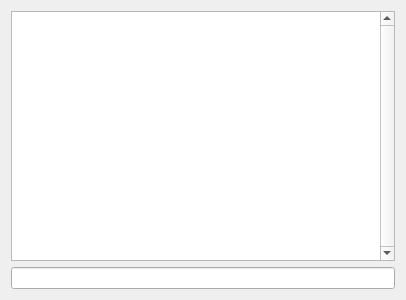
Qt form src/gui/widgets/serverconsole.ui (Destroyerrrocket/doomseeker-unofficial) before a commit.
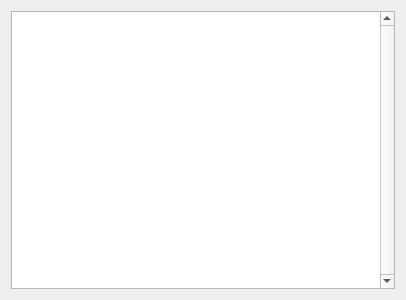
The same form after that commit.

Commit message: - Server console (and thus RCon) now stores the last 50 commands into memory which can be accessed by pressing up and down.

```diff
--- a/src/gui/widgets/serverconsole.ui
+++ b/src/gui/widgets/serverconsole.ui
@@ -27,9 +27,6 @@
      </property>
     </widget>
    </item>
-   <item>
-    <widget class="QLineEdit" name="consoleInput"/>
-   </item>
   </layout>
  </widget>
  <resources/>
```
The commit also changes 3 other files.
